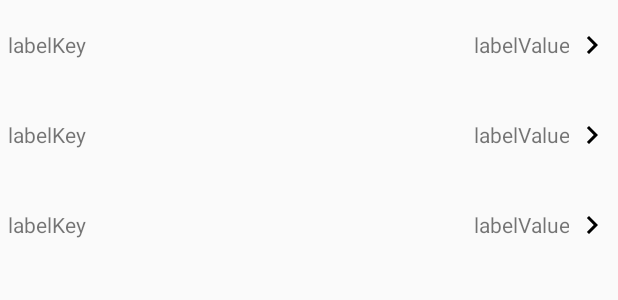
After one commit to Zxhua/PrivateWarehouse, an Android app: the layout frag_complex.xml on its own in the app's theme, with its tools: preview values and no code run, on a phone screen of 412 x 824 dp. The commit adds this screen. Shown: the top 300 px of the screen. Run offline under Robolectric (Android 15) with nearby library versions, the phone set to English and light mode, and no system bars.

Commit message:
recyclerview item错乱

```diff
--- a/daggerdemo/src/main/java/demo/zxhua/daggerdemo/core/base/BaseFragment.java
+++ b/daggerdemo/src/main/java/demo/zxhua/daggerdemo/core/base/BaseFragment.java
@@ -2,6 +2,7 @@ package demo.zxhua.daggerdemo.core.base;
 
 import android.arch.lifecycle.LifecycleFragment;
 import android.arch.lifecycle.ViewModel;
+import android.arch.lifecycle.ViewModelProvider;
 import android.content.Context;
 import android.databinding.DataBindingUtil;
 import android.databinding.ViewDataBinding;
@@ -10,6 +11,8 @@ import android.support.annotation.Nullable;
 import android.view.LayoutInflater;
 import android.view.View;
 import android.view.ViewGroup;
+
+import javax.inject.Inject;
 
 import dagger.android.support.AndroidSupportInjection;
 
@@ -24,6 +27,9 @@ public abstract class BaseFragment<B extends ViewDataBinding, VM extends ViewMod
     protected View mRootView;
 
     protected B mBinding;
+
+    @Inject
+    ViewModelProvider.Factory viewModelFactory;
 
     @Override
     public void onAttach(Context context) {
--- a/daggerdemo/src/main/java/demo/zxhua/daggerdemo/core/di/module/BuildersModule.java
+++ b/daggerdemo/src/main/java/demo/zxhua/daggerdemo/core/di/module/BuildersModule.java
@@ -3,6 +3,7 @@ package demo.zxhua.daggerdemo.core.di.module;
 import dagger.Module;
 import dagger.android.ContributesAndroidInjector;
 import demo.zxhua.daggerdemo.MainActivity;
+import demo.zxhua.daggerdemo.ui.complex.ComplexFragment;
 import demo.zxhua.daggerdemo.ui.navigation.NavigationFragment;
 import demo.zxhua.daggerdemo.ui.test.TestFragment;
 import demo.zxhua.daggerdemo.ui.tools.ToolsFragment;
@@ -24,4 +25,7 @@ public abstract class BuildersModule {
 
     @ContributesAndroidInjector(modules = {FragmentMoudel.class})
     abstract ToolsFragment providerToolsFragment();
+
+    @ContributesAndroidInjector(modules = {FragmentMoudel.class})
+    abstract ComplexFragment providerComplexFragment();
 }
--- /dev/null
+++ b/daggerdemo/src/main/java/demo/zxhua/daggerdemo/ui/complex/ComplexListener.java
@@ -0,0 +1,13 @@
+package demo.zxhua.daggerdemo.ui.complex;
+
+import android.widget.TextView;
+
+import demo.zxhua.daggerdemo.vo.ComplexVO;
+
+/**
+ * Created by Zxhua on 2017/12/6 0006.
+ */
+
+public interface ComplexListener {
+    public void onSelect(TextView view, ComplexVO item);
+}
--- a/daggerdemo/src/main/java/demo/zxhua/daggerdemo/ui/navigation/NavigationFragment.java
+++ b/daggerdemo/src/main/java/demo/zxhua/daggerdemo/ui/navigation/NavigationFragment.java
@@ -12,6 +12,7 @@ import javax.inject.Inject;
 import demo.zxhua.daggerdemo.R;
 import demo.zxhua.daggerdemo.core.base.BaseFragment;
 import demo.zxhua.daggerdemo.databinding.FragNavigationBinding;
+import demo.zxhua.daggerdemo.ui.complex.ComplexFragment;
 import demo.zxhua.daggerdemo.ui.test.TestFragment;
 import demo.zxhua.daggerdemo.ui.tools.ToolsFragment;
 import demo.zxhua.daggerdemo.utils.ActivityUtils;
@@ -25,7 +26,7 @@ public class NavigationFragment extends BaseFragment<FragNavigationBinding, Navi
     public ActivityUtils activityUtils;
 
     private TestFragment fragment1;
-    private TestFragment fragment2;
+    private ComplexFragment fragment2;
     private ToolsFragment fragment3;
 
     @Override
@@ -63,7 +64,7 @@ public class NavigationFragment extends BaseFragment<FragNavigationBinding, Navi
 
     private void initFragment() {
         fragment1 = TestFragment.newTestFragment("Fragment one");
-        fragment2 = TestFragment.newTestFragment("Fragment two");
+        fragment2 = new ComplexFragment();
         fragment3 = new ToolsFragment();
     }
 
--- /dev/null
+++ b/daggerdemo/src/main/res/drawable/ic_chevron_right_black_24dp.xml
@@ -0,0 +1,9 @@
+<vector xmlns:android="http://schemas.android.com/apk/res/android"
+        android:width="24dp"
+        android:height="24dp"
+        android:viewportWidth="24.0"
+        android:viewportHeight="24.0">
+    <path
+        android:fillColor="#FF000000"
+        android:pathData="M10,6L8.59,7.41 13.17,12l-4.58,4.59L10,18l6,-6z"/>
+</vector>
--- /dev/null
+++ b/daggerdemo/src/main/res/layout/frag_complex.xml
@@ -0,0 +1,24 @@
+<?xml version="1.0" encoding="utf-8"?>
+<layout xmlns:android="http://schemas.android.com/apk/res/android"
+    xmlns:app="http://schemas.android.com/apk/res-auto"
+    xmlns:tools="http://schemas.android.com/tools">
+
+    <data>
+
+        <variable
+            name="viewmodel"
+            type="demo.zxhua.daggerdemo.ui.complex.ComplexViewModel" />
+    </data>
+
+    <android.support.constraint.ConstraintLayout
+        android:layout_width="match_parent"
+        android:layout_height="match_parent">
+
+        <android.support.v7.widget.RecyclerView
+            android:id="@+id/rlvComplex"
+            android:layout_width="match_parent"
+            android:layout_height="match_parent"
+            app:layoutManager="LinearLayoutManager"
+            tools:listitem="@layout/item_edit_select_complex" />
+    </android.support.constraint.ConstraintLayout>
+</layout>
--- /dev/null
+++ b/daggerdemo/src/main/res/layout/item_edit_select_complex.xml
@@ -0,0 +1,62 @@
+<?xml version="1.0" encoding="utf-8"?>
+<layout xmlns:android="http://schemas.android.com/apk/res/android"
+    xmlns:app="http://schemas.android.com/apk/res-auto"
+    xmlns:tools="http://schemas.android.com/tools">
+
+    <data>
+
+        <import type="android.view.View" />
+
+        <import type="android.widget.TextView" />
+
+        <variable
+            name="item"
+            type="demo.zxhua.daggerdemo.vo.ComplexVO" />
+
+        <variable
+            name="listener"
+            type="demo.zxhua.daggerdemo.ui.complex.ComplexListener" />
+
+        <variable
+            name="viewmodel"
+            type="demo.zxhua.daggerdemo.ui.complex.ComplexViewModel" />
+    </data>
+
+    <LinearLayout
+        android:layout_width="match_parent"
+        android:layout_height="60dp"
+        android:orientation="horizontal"
+        android:padding="5dp">
+
+        <TextView
+            android:layout_width="0dp"
+            android:layout_height="match_parent"
+            android:layout_weight="3"
+            android:gravity="center_vertical"
+            android:text="@{item.labelKey}"
+            tools:text="labelKey" />
+
+        <EditText
+            android:id="@+id/labelEdit"
+            android:layout_width="0dp"
+            android:layout_height="match_parent"
+            android:layout_weight="7"
+            android:gravity="end"
+            android:text="@={item.labelValue}"
+            android:visibility="@{ item.isEdit ? View.VISIBLE : View.GONE}"
+            tools:visibility="gone" />
+
+        <TextView
+            android:layout_width="0dp"
+            android:layout_height="match_parent"
+            android:layout_weight="7"
+            android:drawablePadding="3dp"
+            android:drawableRight="@drawable/ic_chevron_right_black_24dp"
+            android:gravity="center_vertical|end"
+            android:onClick="@{(view)->listener.onSelect((TextView)view,item)}"
+            android:text="@={item.labelValue}"
+            android:visibility="@{ item.isEdit ? View.GONE : View.VISIBLE}"
+            tools:text="labelValue" />
+
+    </LinearLayout>
+</layout>
--- a/daggerdemo/src/main/res/layout/item_tools1.xml
+++ b/daggerdemo/src/main/res/layout/item_tools1.xml
@@ -18,7 +18,6 @@
             android:id="@+id/toolIcon"
             android:layout_width="60dp"
             android:layout_height="60dp"
-
             android:background="@color/colorPrimary"
             app:erro="@{@drawable/ic_launcher}"
             app:image="@{item.toolsIconUrl}" />
```
Also changed, not shown: daggerdemo/src/main/java/demo/zxhua/daggerdemo/binding/MyBindingAdapter.java (+20 -1 lines), daggerdemo/src/main/java/demo/zxhua/daggerdemo/core/base/BindingAdapter.java (+17 -1 lines), daggerdemo/src/main/java/demo/zxhua/daggerdemo/core/di/module/VMModule.java (+6 -2 lines), daggerdemo/src/main/java/demo/zxhua/daggerdemo/ui/complex/ComplexFragment.java (added, +43 -0 lines), daggerdemo/src/main/java/demo/zxhua/daggerdemo/ui/complex/ComplexViewModel.java (added, +44 -0 lines), daggerdemo/src/main/java/demo/zxhua/daggerdemo/utils/DialogUtils.java (added, +67 -0 lines), daggerdemo/src/main/java/demo/zxhua/daggerdemo/vo/ComplexVO.java (added, +22 -0 lines), daggerdemo/src/main/res/values/arrays.xml (added, +12 -0 lines).
